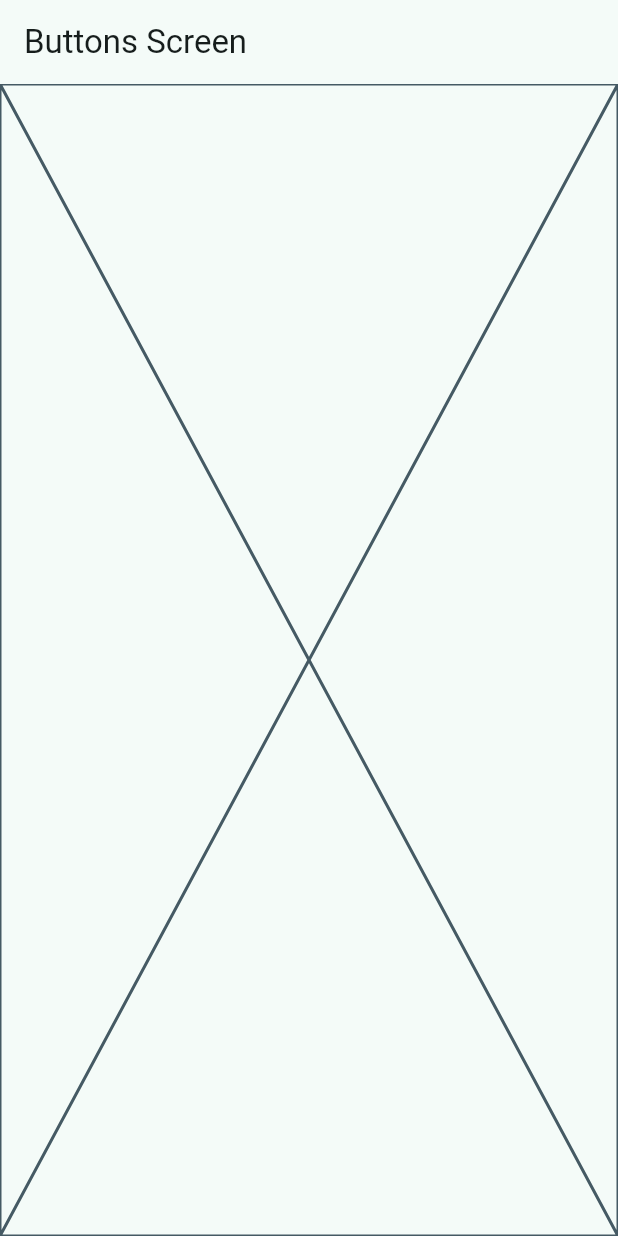
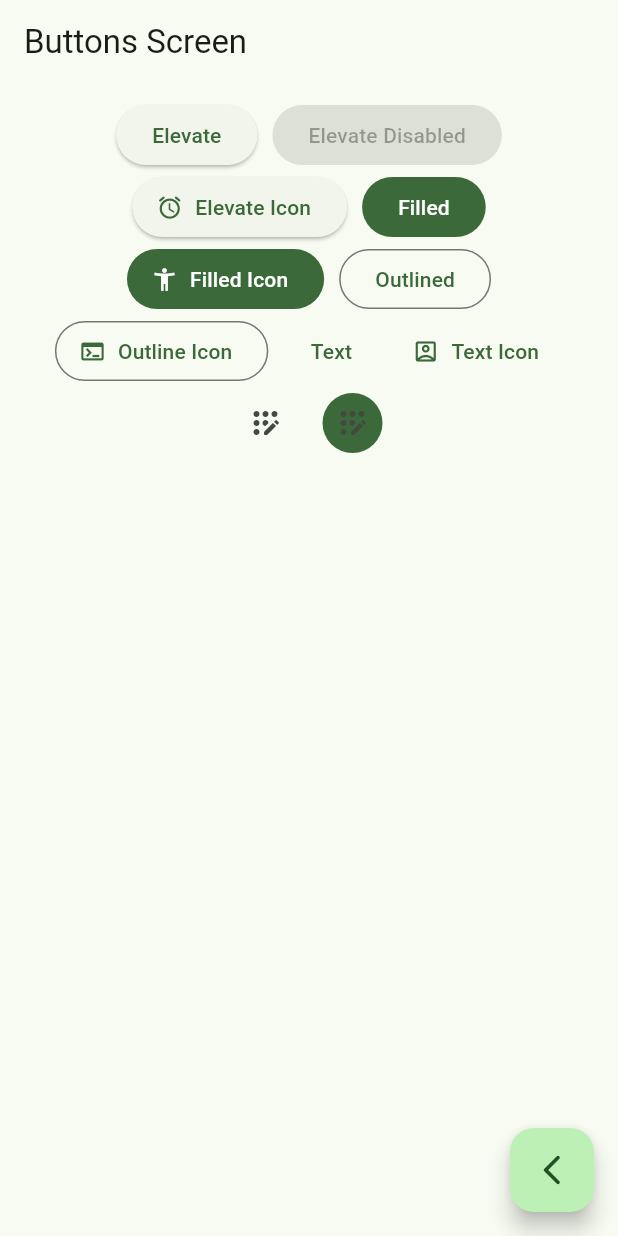
Before and after one commit to francoinostrozah/widgets_app, a Flutter app: the ButtonsScreen screen opened by its route, on a phone screen of 412 x 824 dp. Run offline on Flutter 3.47's test engine with Material 2 defaults, Android fonts, the phone set to English and light mode, and no system bars; our stand-ins replace go_router.

Commit message:
:sparkles: (buttons) added different button preconfigured

```diff
--- a/lib/main.dart
+++ b/lib/main.dart
@@ -14,7 +14,7 @@ class MainApp extends StatelessWidget {
     return MaterialApp.router(
       routerConfig: appRouter,
       debugShowCheckedModeBanner: false,
-      theme: AppTheme(selectedColor: 1).getTheme(),
+      theme: AppTheme(selectedColor: 2).getTheme(),
       // routes: {
       //   '/buttons': (context) => const ButtonsScreen(),
       //   '/cards': (context) => const CardsScreen(),
--- a/lib/presentation/screens/buttons/buttons_screen.dart
+++ b/lib/presentation/screens/buttons/buttons_screen.dart
@@ -1,4 +1,5 @@
 import 'package:flutter/material.dart';
+import 'package:go_router/go_router.dart';
 
 class ButtonsScreen extends StatelessWidget {
   static const String name = 'buttons_screen';
@@ -9,7 +10,73 @@ class ButtonsScreen extends StatelessWidget {
   Widget build(BuildContext context) {
     return Scaffold(
       appBar: AppBar(title: const Text('Buttons Screen')),
-      body: const Placeholder(),
+      body: const _ButtonsView(),
+      floatingActionButton: FloatingActionButton(
+        child: const Icon(Icons.arrow_back_ios_new_rounded),
+        onPressed: () {
+          context.pop();
+        },
+      ),
     );
   }
 }
+
+class _ButtonsView extends StatelessWidget {
+  const _ButtonsView();
+
+  @override
+  Widget build(BuildContext context) {
+    final colors = Theme.of(context).colorScheme;
+
+    return SizedBox(
+      width: double.infinity,
+      child: Padding(
+        padding:
+            const EdgeInsetsDirectional.symmetric(horizontal: 20, vertical: 10),
+        child: Wrap(
+          spacing: 10,
+          crossAxisAlignment: WrapCrossAlignment.center,
+          alignment: WrapAlignment.center,
+          children: [
+            ElevatedButton(onPressed: () {}, child: const Text('Elevate')),
+            const ElevatedButton(
+                onPressed: null, child: Text('Elevate Disabled')),
+            ElevatedButton.icon(
+              onPressed: () {},
+              icon: const Icon(Icons.access_alarm_rounded),
+              label: const Text('Elevate Icon'),
+            ),
+            FilledButton(onPressed: () {}, child: const Text('Filled')),
+            FilledButton.icon(
+              onPressed: () {},
+              icon: const Icon(Icons.accessibility_new),
+              label: const Text('Filled Icon'),
+            ),
+            OutlinedButton(onPressed: () {}, child: const Text('Outlined')),
+            OutlinedButton.icon(
+              onPressed: () {},
+              icon: const Icon(Icons.terminal),
+              label: const Text('Outline Icon'),
+            ),
+            TextButton(onPressed: () {}, child: const Text('Text')),
+            TextButton.icon(
+              onPressed: () {},
+              icon: const Icon(Icons.account_box_outlined),
+              label: const Text('Text Icon'),
+            ),
+            IconButton(
+              onPressed: () {},
+              icon: const Icon(Icons.app_registration_rounded),
+            ),
+            IconButton(
+              onPressed: () {},
+              icon: const Icon(Icons.app_registration_rounded),
+              style: ButtonStyle(
+                  backgroundColor: MaterialStatePropertyAll(colors.primary)),
+            ),
+          ],
+        ),
+      ),
+    );
+  }
+}
```
